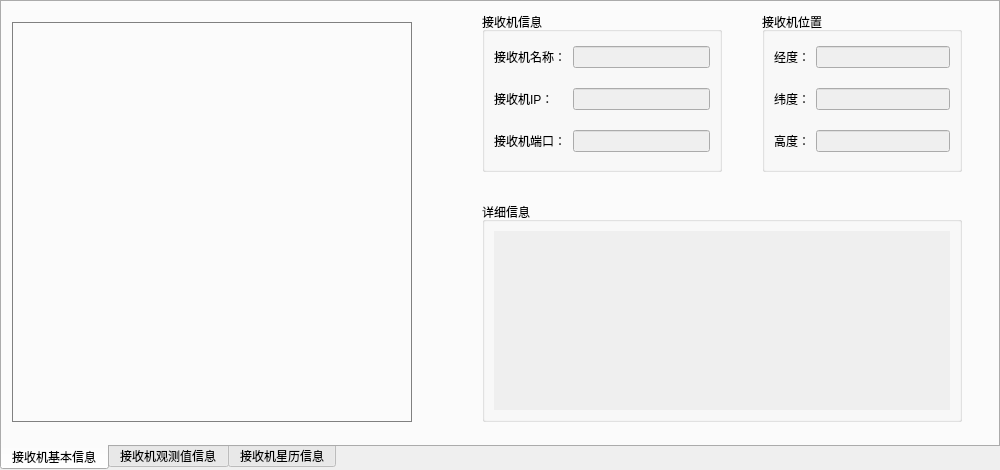
Qt form widget/receiverinfo_widget.ui (yanghang8612/SMAMMainUI) before a commit.
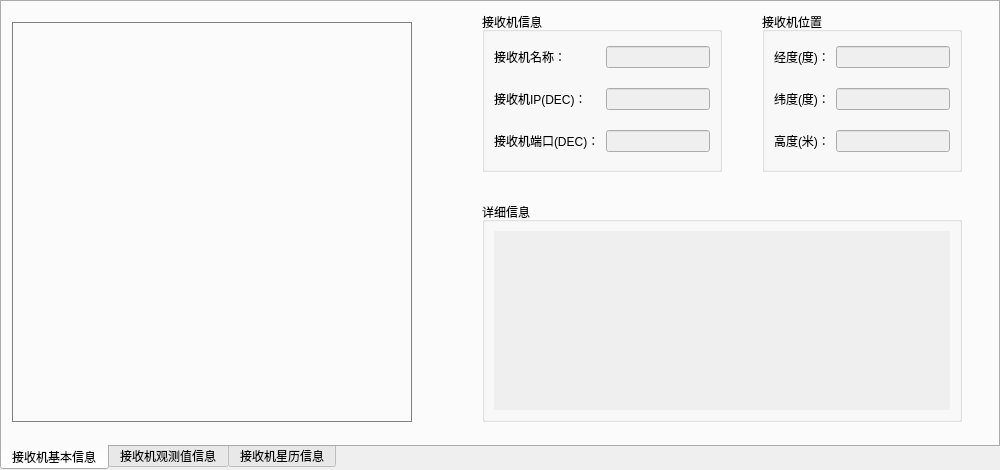
The same form after that commit.

Patch:
```diff
--- a/widget/receiverinfo_widget.ui
+++ b/widget/receiverinfo_widget.ui
@@ -65,7 +65,7 @@
      <item row="1" column="0">
       <widget class="QLabel" name="label_2">
        <property name="text">
-        <string>接收机IP：    </string>
+        <string>接收机IP(DEC)：    </string>
        </property>
        <property name="buddy">
         <cstring>receiverIPEdit</cstring>
@@ -88,7 +88,7 @@
      <item row="2" column="0">
       <widget class="QLabel" name="label_3">
        <property name="text">
-        <string>接收机端口：</string>
+        <string>接收机端口(DEC)：</string>
        </property>
        <property name="buddy">
         <cstring>receiverPortEdit</cstring>
@@ -135,7 +135,7 @@
      <item row="0" column="0">
       <widget class="QLabel" name="label_4">
        <property name="text">
-        <string>经度：</string>
+        <string>经度(度)：</string>
        </property>
       </widget>
      </item>
@@ -155,7 +155,7 @@
      <item row="1" column="0">
       <widget class="QLabel" name="label_5">
        <property name="text">
-        <string>纬度：</string>
+        <string>纬度(度)：</string>
        </property>
       </widget>
      </item>
@@ -175,7 +175,7 @@
      <item row="2" column="0">
       <widget class="QLabel" name="label_6">
        <property name="text">
-        <string>高度：</string>
+        <string>高度(米)：</string>
        </property>
       </widget>
      </item>
```
